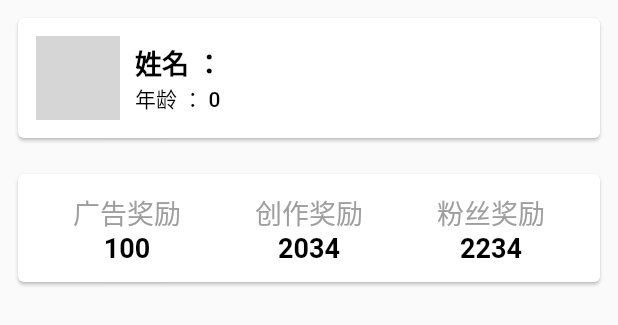
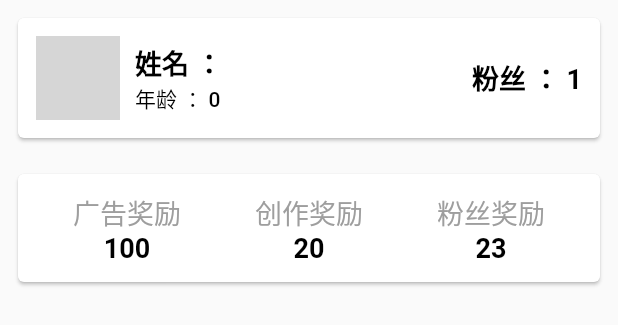
Before and after one commit to RoronoaZoro-Lee/provider_demo, a Flutter app: the MyPage widget shown alone on an empty page, opened directly, on a phone screen of 412 x 824 dp. Shown: the top 325 px of the screen. Run offline on Flutter 3.47's test engine with Material 2 defaults, Android fonts, the phone set to English and light mode, and no system bars; our stand-ins replace shared_preferences; accounts and stored records are empty; network calls fail; grey boxes are pictures that could not be loaded.

Commit message:
加入粉丝列表功能

```diff
--- /dev/null
+++ b/lib/fans/fans_model.dart
@@ -0,0 +1,6 @@
+class FansModel {
+
+  FansModel() {
+    // init some variables
+  }
+}
--- /dev/null
+++ b/lib/fans/fans_provider.dart
@@ -0,0 +1,28 @@
+import 'package:flutter/material.dart';
+import 'package:provider_demo/utils/log_util.dart';
+
+import 'fans_model.dart';
+
+class FansProvider extends ChangeNotifier {
+  FansProvider() {
+    LogUtil.m("fans provider init");
+    getFans();
+  }
+
+  final state = FansModel();
+
+  List<FansModel> _fansList = [];
+
+  num get fansNumber => _fansList.length;
+
+  void getFans() async {
+    _fansList.add(FansModel());
+    notifyListeners();
+  }
+
+  @override
+  void dispose() {
+    LogUtil.m("fans provider dispose");
+    super.dispose();
+  }
+}
--- a/lib/main.dart
+++ b/lib/main.dart
@@ -1,22 +1,30 @@
 import 'package:flutter/material.dart';
 import 'package:provider/provider.dart';
 import 'package:provider_demo/bottom_index/bottom_index_provider.dart';
+import 'package:provider_demo/fans/fans_provider.dart';
 import 'package:provider_demo/navigator_page.dart';
 import 'package:provider_demo/reward/reward_provider.dart';
 import 'package:provider_demo/user/user_provider.dart';
 
 void main() {
+  Provider.debugCheckInvalidValueType = null;
   runApp(
-    ChangeNotifierProvider(
-      create: (BuildContext context) => UserProvider(),
+    MultiProvider(
+      providers: [
+        ChangeNotifierProvider(
+          create: (BuildContext context) => FansProvider(),
+        ),
+        ProxyProvider<FansProvider, UserProvider>(
+            update: (_, fansProvider, __) {
+          return UserProvider(fansNumber: fansProvider.fansNumber);
+        }),
+      ],
       child: MyApp(),
     ),
   );
 }
 
 class MyApp extends StatelessWidget {
-  RewardProvider _rewardProvider = RewardProvider();
-
   @override
   Widget build(BuildContext context) {
     return MaterialApp(
@@ -27,7 +35,7 @@ class MyApp extends StatelessWidget {
       ),
       home: MultiProvider(
         providers: [
-          ChangeNotifierProvider.value(value: _rewardProvider),
+          ChangeNotifierProvider(create: (_) => RewardProvider()),
           ChangeNotifierProvider(create: (_) => BottomIndexProvider()),
         ],
         child: NavigatorPage(title: 'Provider Demo'),
--- a/lib/my_page.dart
+++ b/lib/my_page.dart
@@ -14,15 +14,15 @@ class MyPage extends StatefulWidget {
 class _MyPageState extends State<MyPage> with AutomaticKeepAliveClientMixin {
   @override
   void initState() {
-    WidgetsBinding.instance.endOfFrame.then((value) => {
-          LogUtil.m("end of frame"),
-          context.read<RewardProvider>().initReward(),
+    Future.microtask(() {
+      context.read<RewardProvider>().setReward(100, 20, 23);
     });
     super.initState();
   }
 
   @override
   Widget build(BuildContext context) {
+    super.build(context);
     LogUtil.m("my page build");
     return Column(
       children: [
@@ -34,8 +34,9 @@ class _MyPageState extends State<MyPage> with AutomaticKeepAliveClientMixin {
 
   Widget _buildUser() {
     LogUtil.m("my page build User");
-    LogUtil.m("${Provider.of<UserProvider>(context).state.toString()}");
-    return Card(
+    return GestureDetector(
+      onTap: () => _openFansPage(),
+      child: Card(
         margin: EdgeInsets.all(12),
         child: Container(
           padding: EdgeInsets.all(12),
@@ -43,18 +44,22 @@ class _MyPageState extends State<MyPage> with AutomaticKeepAliveClientMixin {
             children: [
               ClipOval(
                 child: Image.network(
-                Provider.of<UserProvider>(context).state.avatar,
+                  Provider.of<UserProvider>(context).state?.avatar ?? "",
+                  // context.watch<UserProvider>().state?.avatar ?? '',
+                  // context.select((UserProvider value) => value.state?.avatar),
                   width: 56,
                   height: 56,
                   fit: BoxFit.cover,
                 ),
               ),
               SizedBox(width: 10),
-            Column(
+              Expanded(
+                child: Column(
                   crossAxisAlignment: CrossAxisAlignment.start,
                   children: [
                     Text(
-                  "姓名 ： ${Provider.of<UserProvider>(context).state.userName}",
+                      // "姓名 ：${context.watch<UserProvider>().state?.userName}",
+                      "姓名 ：${context.select((UserProvider value) => value.state?.userName)}",
                       style: TextStyle(
                         fontSize: 18,
                         color: Colors.black,
@@ -62,7 +67,8 @@ class _MyPageState extends State<MyPage> with AutomaticKeepAliveClientMixin {
                       ),
                     ),
                     Text(
-                  "年龄 ： ${Provider.of<UserProvider>(context).state.age?.toString()}",
+                      // "年龄 ： ${context.watch<UserProvider>().state?.age?.toString()}",
+                      "年龄 ： ${context.select((UserProvider value) => value.state?.age?.toString())}",
                       style: TextStyle(
                         fontSize: 14,
                         color: Colors.black,
@@ -71,7 +77,17 @@ class _MyPageState extends State<MyPage> with AutomaticKeepAliveClientMixin {
                     ),
                   ],
                 ),
+              ),
+              Text(
+                "粉丝 ： ${context.select((UserProvider value) => value.fansNumber)}",
+                style: TextStyle(
+                  fontSize: 18,
+                  color: Colors.black,
+                  fontWeight: FontWeight.bold,
+                ),
+              ),
             ],
+          ),
         ),
       ),
     );
@@ -85,17 +101,42 @@ class _MyPageState extends State<MyPage> with AutomaticKeepAliveClientMixin {
         padding: EdgeInsets.all(12),
         child: Row(
           children: [
-            _buildRewardItem(
+            Selector<RewardProvider, RewardProvider>(
+              shouldRebuild: (previous, next) {
+                return next.state.fansReward >= 25;
+              },
+              selector: (context, provider) => provider,
+              builder: (context, provider, child) {
+                LogUtil.m("my page build watchAdReward");
+                return _buildRewardItem(
                   "广告奖励",
-              context.watch<RewardProvider>().state?.watchAdReward?.toString(),
+                  // provider.state?.watchAdReward?.toString(),
+                  context.select((RewardProvider value) =>
+                      value.state?.watchAdReward?.toString()),
+                );
+              },
             ),
             _buildRewardItem(
               "创作奖励",
-              context.watch<RewardProvider>().state?.creationReward?.toString(),
+              // provider.state?.creationReward?.toString(),
+              //
+
+              // context.watch<RewardProvider>().state?.creationReward?.toString(),
+
+              context.select((RewardProvider value) =>
+                  value.state?.creationReward?.toString()),
             ),
-            _buildRewardItem(
+            Consumer<RewardProvider>(
+              builder: (context, provider, child) {
+                LogUtil.m("my page build fansReward");
+                return _buildRewardItem(
                   "粉丝奖励",
-              context.watch<RewardProvider>().state?.fansReward?.toString(),
+                  provider.state?.fansReward?.toString(),
+
+                  // context.select((RewardProvider value) =>
+                  // value.state?.fansReward?.toString()),
+                );
+              },
             ),
           ],
         ),
@@ -125,4 +166,14 @@ class _MyPageState extends State<MyPage> with AutomaticKeepAliveClientMixin {
 
   @override
   bool get wantKeepAlive => true;
+
+  int count = 1;
+
+  void _openFansPage() {
+    count++;
+    context.read<RewardProvider>().justNotify();
+    // Navigator.push(context, MaterialPageRoute(builder: (context) {
+    //   return FansPage();
+    // }));
   }
+}
--- a/lib/reward/reward_provider.dart
+++ b/lib/reward/reward_provider.dart
@@ -7,8 +7,16 @@ class RewardProvider extends ChangeNotifier {
 
   RewardModel get state => _state;
 
-  void initReward() {
-    _state = RewardModel.create(100, 2034, 2234);
+  void setReward(
+    num watchAdReward,
+    num creationReward,
+    num fansReward,
+  ) {
+    _state = RewardModel.create(watchAdReward, creationReward, fansReward);
+    notifyListeners();
+  }
+
+  void justNotify() {
     notifyListeners();
   }
 }
--- /dev/null
+++ b/lib/utils/cache_util.dart
@@ -0,0 +1,29 @@
+import 'package:shared_preferences/shared_preferences.dart';
+
+class CacheUtil {
+  static CacheUtil _cacheUtil;
+
+  CacheUtil._();
+
+  factory CacheUtil() => _cacheUtil ??= CacheUtil._();
+
+  SharedPreferences _prefs;
+
+  SharedPreferences get prefs => _prefs;
+
+  Future init() async {
+    _prefs = await SharedPreferences.getInstance();
+  }
+
+  void setString(String key, String value) {
+    _prefs.setString(key, value);
+  }
+
+  String getString(String key) {
+    return _prefs.getString(key);
+  }
+
+  void remove(String key) {
+    _prefs.remove(key);
+  }
+}
```
Also changed, not shown: lib/fans_page.dart (added, +58 -0 lines), lib/navigator_page.dart (+30 -4 lines). Lines whose indentation alone changed are shown as unchanged.
